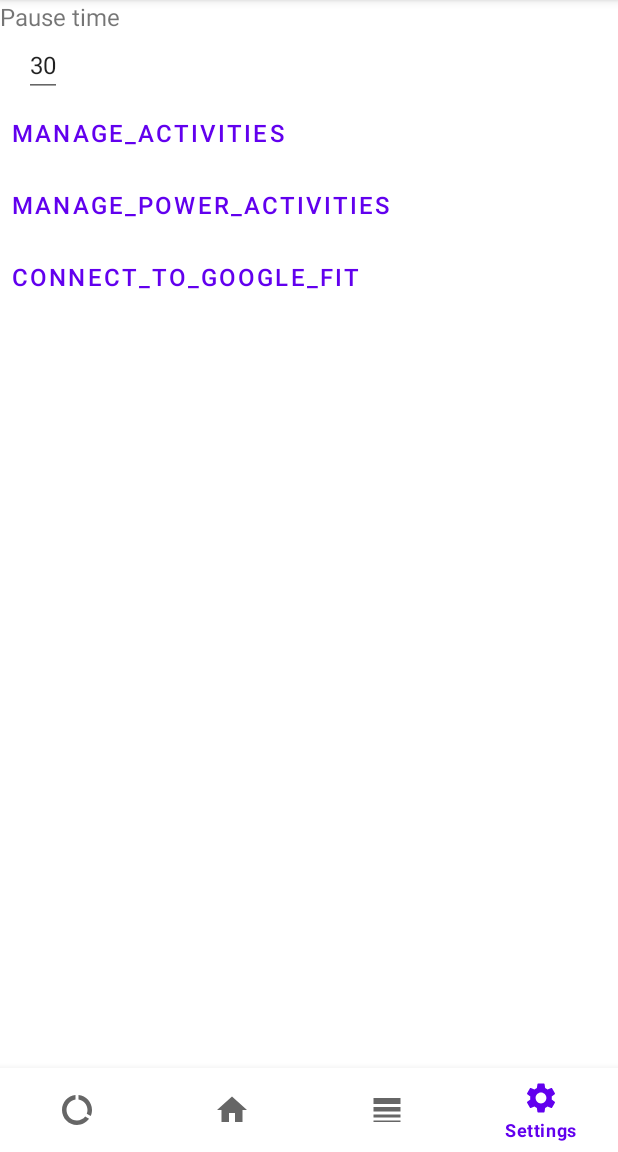
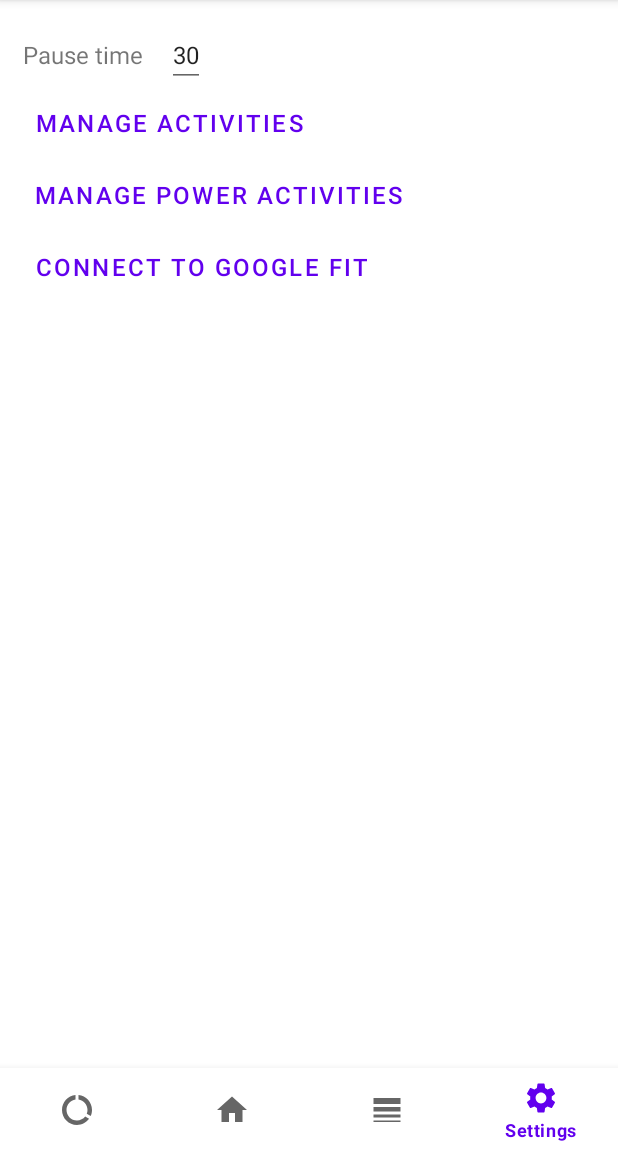
Before and after one commit to aschi2403/TSIY, an Android app: the screen it shows after launch (MainActivity), item 4 of the bottom bar chosen, on a phone screen of 412 x 824 dp, the part 84-1236 px from its top. Run offline under Robolectric (Android 15) with nearby library versions, the phone set to English and light mode, and no system bars; our stand-ins replace data binding.

Commit message:
adjusted style of settings fragment

```diff
--- a/Android/app/src/main/res/layout/fragment_settings.xml
+++ b/Android/app/src/main/res/layout/fragment_settings.xml
@@ -6,12 +6,12 @@
     <LinearLayout
         android:layout_width="match_parent"
         android:layout_height="match_parent"
-            android:orientation="vertical">
+        android:layout_marginStart="15dp" android:layout_marginTop="15dp" android:orientation="vertical">
 
         <LinearLayout
             android:layout_width="match_parent"
             android:layout_height="wrap_content"
-                android:orientation="vertical">
+            android:orientation="horizontal">
             <TextView
                 android:id="@+id/pausetimeLabel"
                 android:layout_width="wrap_content"
@@ -21,8 +21,8 @@
             <com.google.android.material.textfield.TextInputEditText
                 android:id="@+id/pausetimeValue"
                 android:layout_width="wrap_content"
+                android:layout_height="wrap_content"
                 android:layout_marginStart="16dp"
-                    android:layout_height="wrap_content"
                 android:text="30"
                 android:textSize="16sp"/>
         </LinearLayout>
--- a/Android/app/src/main/res/values/strings.xml
+++ b/Android/app/src/main/res/values/strings.xml
@@ -20,9 +20,9 @@
 
     <!-- TODO: Remove or change this placeholder text -->
     <string name="hello_blank_fragment">Hello blank fragment</string>
-    <string name="manage_power_activities">manage_power_activities</string>
-    <string name="connect_to_google_fit">connect_to_google_fit</string>
-    <string name="manage_activities">manage_activities</string>
+    <string name="manage_power_activities">manage power activities</string>
+    <string name="connect_to_google_fit">connect to google fit</string>
+    <string name="manage_activities">manage activities</string>
     <string name="nav_home">Home</string>
     <string name="nav_statistics">Statistics</string>
     <string name="nav_Settings">Settings</string>
```
Lines whose indentation alone changed are shown as unchanged.
